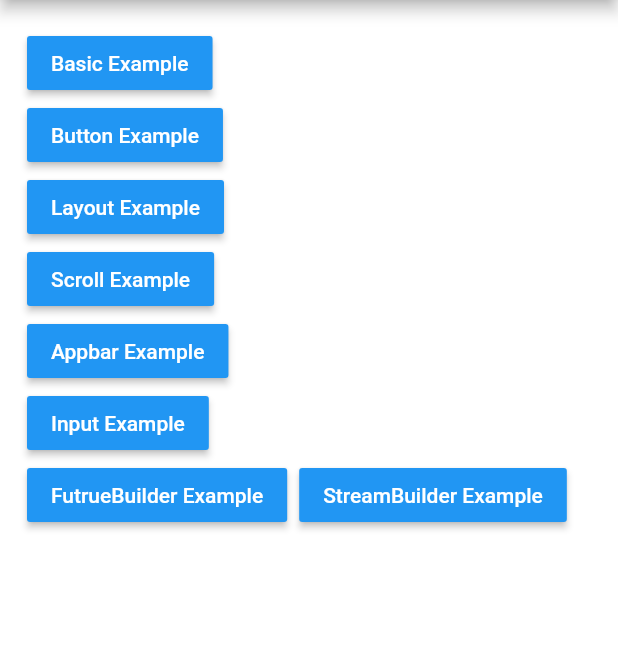
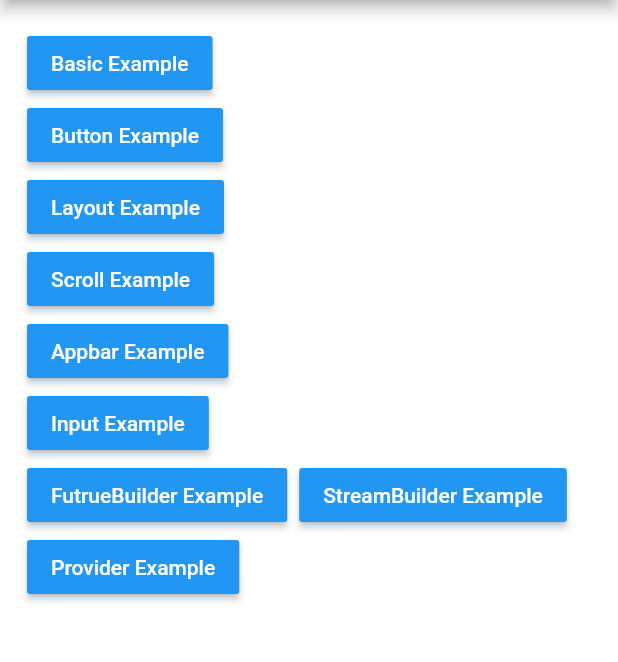
Before and after one commit to kwcho7/FlutterDemo, a Flutter app: the screen it shows after launch, on a phone screen of 412 x 824 dp, the part 84-746 px from its top. Run offline on Flutter 3.47's test engine with Material 2 defaults, Android fonts, the phone set to English and light mode, and no system bars.

Commit message:
added. provider examples.

```diff
--- a/lib/main.dart
+++ b/lib/main.dart
@@ -2,6 +2,7 @@ import 'package:flutter/material.dart';
 import 'package:flutter_app_demo/appbar/sliver_appbar_page.dart';
 import 'package:flutter_app_demo/async/future_builder_page.dart';
 import 'package:flutter_app_demo/async/stream_builder_page.dart';
+import 'package:flutter_app_demo/provider/provider_page.dart';
 import 'package:flutter_app_demo/scroll/scroll_page.dart';
 
 import 'basic/basic_page.dart';
@@ -32,7 +33,7 @@ class MyHomePage extends StatefulWidget {
   _MyHomePageState createState() => _MyHomePageState();
 }
 
-enum TestPage { main, buttons, basic, layout, scroll, appbar, input, async }
+enum TestPage { main, buttons, basic, layout, scroll, appbar, input, async, provider }
 
 class _MyHomePageState extends State<MyHomePage> {
   TestPage _testPage = TestPage.main;
@@ -56,6 +57,7 @@ class _MyHomePageState extends State<MyHomePage> {
       case TestPage.appbar:
       case TestPage.input:
       case TestPage.async:
+      case TestPage.provider:
         return null;
       default:
         throw Exception("not supported testPage.$testPage");
@@ -80,6 +82,8 @@ class _MyHomePageState extends State<MyHomePage> {
         return TextFieldPage();
       case TestPage.async:
         return _asyncWidget(context);
+      case TestPage.provider:
+        return ProviderPage();
       default:
         throw Exception("not supported testPage.$testPage");
     }
@@ -102,6 +106,7 @@ class _MyHomePageState extends State<MyHomePage> {
                 _appbarExample(context),
                 _inputPageExample(context),
                 _asyncWidget(context),
+                _providerPageExample(context)
               ],
             ),
           ),
@@ -226,4 +231,19 @@ class _MyHomePageState extends State<MyHomePage> {
       child: Text("StreamBuilder Example"),
     );
   }
+
+  Widget _providerPageExample(BuildContext context) {
+    return RaisedButton(
+      onPressed: () {
+        Navigator.push(context, MaterialPageRoute(builder: (context) {
+          return ProviderPage();
+        }));
+      },
+      color: Colors.blue,
+      textColor: Colors.white,
+      child: Text("Provider Example"),
+    );
+  }
+
+
 }
--- a/pubspec.yaml
+++ b/pubspec.yaml
@@ -23,6 +23,8 @@ dependencies:
   # The following adds the Cupertino Icons font to your application.
   # Use with the CupertinoIcons class for iOS style icons.
   cupertino_icons: ^0.1.2
+
+  provider: ^3.0.0
 
 dev_dependencies:
   flutter_test:
```
Also changed, not shown: lib/provider/provider_page.dart (added, +64 -0 lines), pubspec.lock.
